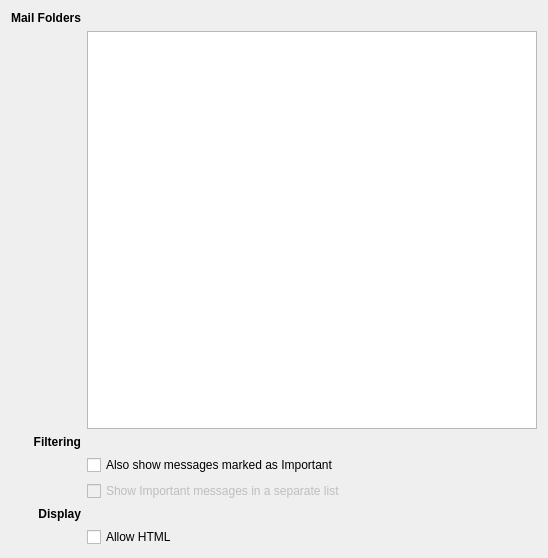
This is emailnotifier/emailnotifierConfig.ui in KDE/plasma-lionmail as Qt 5 draws it before an edit. The edited form follows.
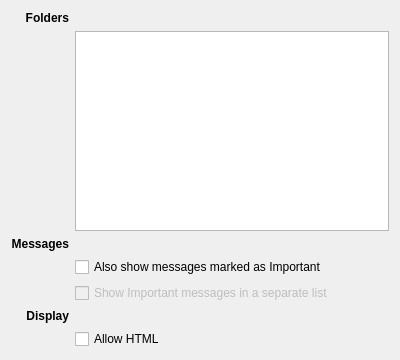
This is the edited form.

```diff
--- a/emailnotifier/emailnotifierConfig.ui
+++ b/emailnotifier/emailnotifierConfig.ui
@@ -6,8 +6,8 @@
    <rect>
     <x>0</x>
     <y>0</y>
-    <width>548</width>
-    <height>558</height>
+    <width>400</width>
+    <height>360</height>
    </rect>
   </property>
   <property name="sizePolicy">
@@ -18,7 +18,7 @@
   </property>
   <property name="minimumSize">
    <size>
-    <width>500</width>
+    <width>400</width>
     <height>360</height>
    </size>
   </property>
@@ -26,7 +26,7 @@
    <item row="0" column="0">
     <widget class="QLabel" name="selectcollectionslabel">
      <property name="text">
-      <string>&lt;b&gt;Mail Folders&lt;/b&gt;</string>
+      <string>&lt;b&gt;Folders&lt;/b&gt;</string>
      </property>
      <property name="alignment">
       <set>Qt::AlignRight|Qt::AlignTrailing|Qt::AlignVCenter</set>
@@ -56,7 +56,7 @@
    <item row="2" column="0">
     <widget class="QLabel" name="selectcollectionslabel_3">
      <property name="text">
-      <string>&lt;b&gt;Filtering&lt;/b&gt;</string>
+      <string>&lt;b&gt;Messages&lt;/b&gt;</string>
      </property>
      <property name="alignment">
       <set>Qt::AlignRight|Qt::AlignTrailing|Qt::AlignVCenter</set>
```
